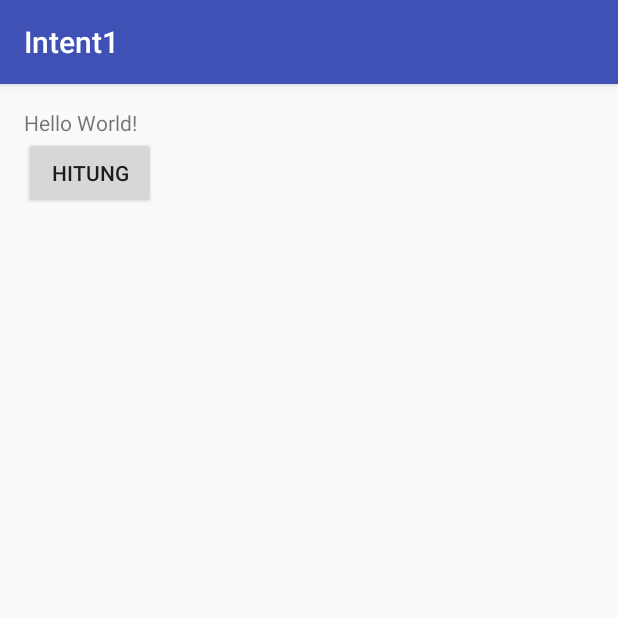
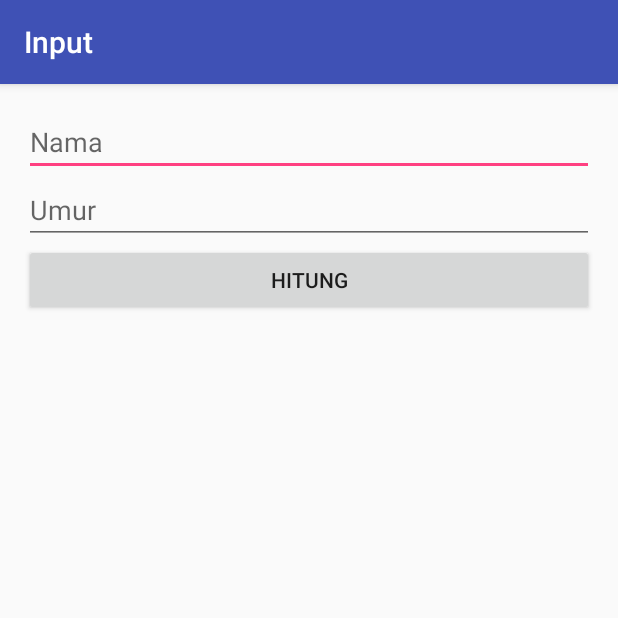
Before and after one commit to aldiasanda/Intent1, an Android app: the screen it shows after launch (MainActivity), on a phone screen of 412 x 824 dp, the top half of it. Run offline under Robolectric (Android 15) with nearby library versions, the phone set to English and light mode, and no system bars.

Commit message:
startActivity Part 2

```diff
--- a/app/src/main/java/id/sch/smktelkom_mlg/learn/intent1/MainActivity.java
+++ b/app/src/main/java/id/sch/smktelkom_mlg/learn/intent1/MainActivity.java
@@ -1,23 +1,49 @@
 package id.sch.smktelkom_mlg.learn.intent1;
 
 import android.content.Intent;
+import android.icu.util.Calendar;
 import android.support.v7.app.AppCompatActivity;
 import android.os.Bundle;
 import android.view.View;
+import android.widget.CheckBox;
+import android.widget.EditText;
+import android.widget.TextView;
+
 
 public class MainActivity extends AppCompatActivity {
-
+    public static final String NAMA = "Nama";
+    public static final String UMUR = "Umur";
+    EditText etNama;
+    EditText etUmur;
     @Override
     protected void onCreate(Bundle savedInstanceState) {
         super.onCreate(savedInstanceState);
         setContentView(R.layout.activity_main);
-    findViewById(R.id.buttonHitung).setOnClickListener(new View.OnClickListener()
-    {
-        @Override
-        public void onClick(View v)
-        {
-            startActivity(new Intent(MainActivity.this, HasilActivity.class));
-        }
-    });
+
+        setTitle("Input");
+
+        etNama = (EditText) findViewById(R.id.editTextNama);
+        etUmur = (EditText) findViewById(R.id.editTextUmur);
+
+        findViewById(R.id.buttonHitung).setOnClickListener(new View.OnClickListener() {
+
+            @Override
+            public void onClick(View v) {
+                goHasil();
+            }
+        });
+    }
+
+    private void goHasil() {
+
+        String nama = etNama.getText().toString();
+        String umurStr = etUmur.getText().toString();
+
+        int umur = umurStr.isEmpty() ? 0 : Integer.parseInt(umurStr);
+
+        Intent intent = new Intent(MainActivity.this, HasilActivity.class);
+        intent.putExtra(NAMA, nama);
+        intent.putExtra(UMUR, umur);
+        startActivity(intent);
     }
 }
--- a/app/src/main/res/layout/activity_main.xml
+++ b/app/src/main/res/layout/activity_main.xml
@@ -10,14 +10,28 @@
     android:orientation="vertical"
     tools:context="id.sch.smktelkom_mlg.learn.intent1.MainActivity">
 
-    <TextView
-        android:layout_width="wrap_content"
+    <EditText
+        android:id="@+id/editTextNama"
+        android:layout_width="match_parent"
         android:layout_height="wrap_content"
-        android:text="Hello World!" />
+        android:ems="10"
+        android:hint="Nama"
+        android:inputType="textPersonName" />
+
+    <EditText
+        android:id="@+id/editTextUmur"
+        android:layout_width="match_parent"
+        android:layout_height="wrap_content"
+        android:ems="10"
+        android:hint="Umur"
+        android:inputType="numberSigned" />
+
 
     <Button
-        android:layout_width="wrap_content"
+        android:id="@+id/buttonHitung"
+        android:layout_width="match_parent"
         android:layout_height="wrap_content"
-        android:text="Hitung"
-        android:id="@+id/buttonHitung" />
+        android:text="Hitung" />
+
+
 </LinearLayout>
```
Also changed, not shown: app/src/main/java/id/sch/smktelkom_mlg/learn/intent1/HasilActivity.java (+17 -14 lines), app/src/main/res/layout/activity_hasil.xml (+6 -4 lines).
